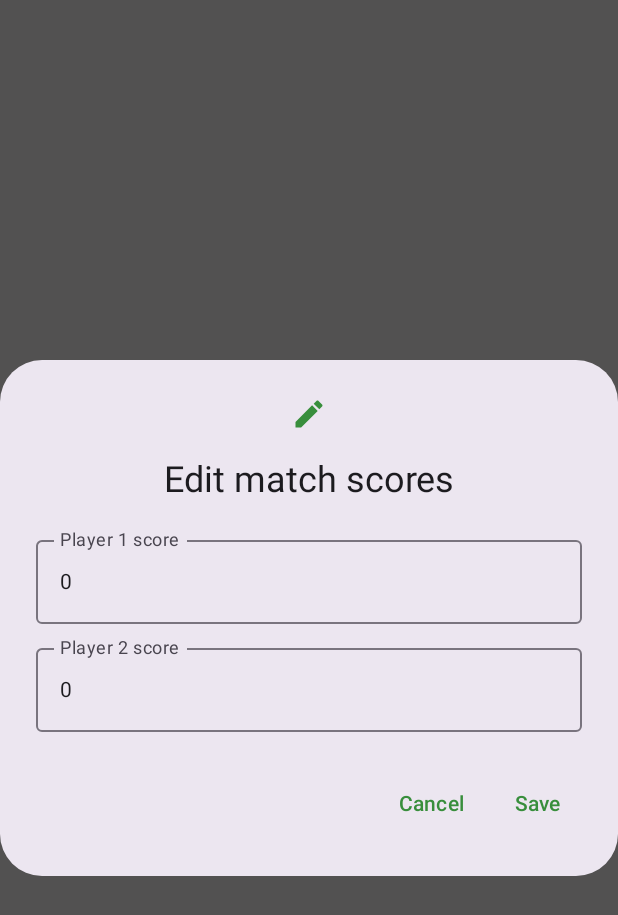
After one commit to dvalcken/BiljartAndroid, an Android app built with Jetpack Compose: the composable EditMatchScoreDialog called with empty values, on a phone screen of 412 x 824 dp. The commit adds this screen. Shown: the top 915 px of the screen. Run offline under Robolectric (Android 15) with nearby library versions, the phone set to English and light mode, and no system bars; our stand-ins replace Room's generated code; libraries missing offline, so code that uses them is left out: com.jakewharton.retrofit2; network calls fail.

Commit message:
Edit match score functionality OK

```diff
--- a/app/src/main/java/com/example/biljart/ui/BilliardApp.kt
+++ b/app/src/main/java/com/example/biljart/ui/BilliardApp.kt
@@ -34,7 +34,7 @@ import androidx.navigation.compose.currentBackStackEntryAsState
 import androidx.navigation.compose.rememberNavController
 import com.example.biljart.Destinations
 import com.example.biljart.R
-import com.example.biljart.ui.matchcomponents.MatchOverviewScreen
+import com.example.biljart.ui.matchoverviewcomponents.MatchOverviewScreen
 import com.example.biljart.ui.playingdaycomponents.PlayingdayOverview
 import com.example.biljart.ui.rankingcomponents.RankingOverview
 import com.example.biljart.ui.theme.BilliardTheme
--- /dev/null
+++ b/app/src/main/java/com/example/biljart/ui/matcheditcomponents/EditMatchScoreDialog.kt
@@ -0,0 +1,85 @@
+package com.example.biljart.ui.matcheditcomponents
+
+import androidx.compose.foundation.layout.Column
+import androidx.compose.foundation.layout.Spacer
+import androidx.compose.foundation.layout.fillMaxWidth
+import androidx.compose.foundation.layout.height
+import androidx.compose.material.icons.Icons
+import androidx.compose.material.icons.filled.Edit
+import androidx.compose.material3.AlertDialog
+import androidx.compose.material3.Icon
+import androidx.compose.material3.MaterialTheme
+import androidx.compose.material3.OutlinedTextField
+import androidx.compose.material3.Text
+import androidx.compose.material3.TextButton
+import androidx.compose.runtime.Composable
+import androidx.compose.runtime.getValue
+import androidx.compose.runtime.mutableIntStateOf
+import androidx.compose.runtime.remember
+import androidx.compose.runtime.setValue
+import androidx.compose.ui.Modifier
+import androidx.compose.ui.platform.LocalContext
+import androidx.compose.ui.res.dimensionResource
+import androidx.compose.ui.res.stringResource
+import androidx.lifecycle.viewmodel.compose.viewModel
+import com.example.biljart.BiljartApplication
+import com.example.biljart.R
+
+@Composable
+fun EditMatchScoreDialog(
+    matchId: Int,
+//    matchRepository: MatchRepository,
+    onDismiss: () -> Unit,
+    modifier: Modifier = Modifier,
+) {
+    val appContainer = LocalContext.current.applicationContext as BiljartApplication
+    val editMatchScoreViewModel: EditMatchScoreViewModel = viewModel(
+        factory = EditMatchScoreViewModel.provideFactory(appContainer.appContainer, matchId),
+    )
+
+    var player1Score: Int by remember { mutableIntStateOf(0) }
+    var player2Score: Int by remember { mutableIntStateOf(0) }
+
+    AlertDialog(
+        // This is a Material M3 AlertDialog: https://developer.android.com/develop/ui/compose/components/dialog
+        icon = {
+            Icon(
+                Icons.Default.Edit,
+                contentDescription = stringResource(R.string.edit_match_scores),
+                tint = MaterialTheme.colorScheme.primary,
+            )
+        },
+        title = { Text(text = stringResource(R.string.edit_match_scores)) },
+        text = {
+            Column {
+                OutlinedTextField(
+                    value = player1Score.toString(),
+                    onValueChange = { player1Score = it.toIntOrNull() ?: 0 },
+                    label = { Text("Player 1 score") },
+                    modifier = Modifier.fillMaxWidth(),
+                )
+                Spacer(modifier = Modifier.height(dimensionResource(id = R.dimen.spacer_small)))
+                OutlinedTextField(
+                    value = player2Score.toString(),
+                    onValueChange = { player2Score = it.toIntOrNull() ?: 0 },
+                    label = { Text("Player 2 score") },
+                    modifier = Modifier.fillMaxWidth(),
+                )
+            }
+        },
+        onDismissRequest = onDismiss,
+        confirmButton = {
+            TextButton(onClick = {
+                editMatchScoreViewModel.updateScores(player1Score, player2Score)
+                onDismiss()
+            }) {
+                Text("Save")
+            }
+        },
+        dismissButton = {
+            TextButton(onClick = onDismiss) {
+                Text("Cancel")
+            }
+        },
+    )
+}
--- /dev/null
+++ b/app/src/main/java/com/example/biljart/ui/matcheditcomponents/EditMatchScoreViewModel.kt
@@ -0,0 +1,60 @@
+package com.example.biljart.ui.matcheditcomponents
+
+import androidx.compose.runtime.getValue
+import androidx.compose.runtime.mutableIntStateOf
+import androidx.compose.runtime.setValue
+import androidx.lifecycle.LiveData
+import androidx.lifecycle.MutableLiveData
+import androidx.lifecycle.ViewModel
+import androidx.lifecycle.ViewModelProvider
+import androidx.lifecycle.viewModelScope
+import com.example.biljart.data.AppContainer
+import com.example.biljart.data.MatchRepository
+import kotlinx.coroutines.launch
+
+class EditMatchScoreViewModel(
+    private val matchRepository: MatchRepository,
+    private val matchId: Int,
+) : ViewModel() {
+
+    var player1FramesWon: Int by mutableIntStateOf(0)
+        private set
+
+    var player2FramesWon: Int by mutableIntStateOf(0)
+        private set
+
+    private val _toastMessage = MutableLiveData<String?>()
+    val toastMessage: LiveData<String?> = _toastMessage
+
+    fun updateScores(player1FramesWon: Int, player2FramesWon: Int) {
+        viewModelScope.launch {
+            try {
+                matchRepository.updateMatchScores(matchId, player1FramesWon, player2FramesWon)
+                _toastMessage.postValue("Match score updated successfully")
+            } catch (e: Exception) {
+                _toastMessage.postValue("Error updating the match score...")
+            }
+        }
+    }
+
+    fun clearToastMessage() {
+        _toastMessage.value = null
+    }
+    companion object {
+        // Same setup as in MatchOverviewViewModel, because matchId is passed as a parameter
+        fun provideFactory(
+            appContainer: AppContainer,
+            matchId: Int,
+        ): ViewModelProvider.Factory {
+            return object : ViewModelProvider.Factory {
+                override fun <T : ViewModel> create(modelClass: Class<T>): T {
+                    if (modelClass.isAssignableFrom(EditMatchScoreViewModel::class.java)) {
+                        @Suppress("UNCHECKED_CAST")
+                        return EditMatchScoreViewModel(appContainer.matchRepository, matchId) as T
+                    }
+                    throw IllegalArgumentException("Unknown ViewModel class")
+                }
+            }
+        }
+    }
+}
--- a/app/src/main/java/com/example/biljart/ui/matchcomponents/MatchOverviewApiState.kt
+++ b/app/src/main/java/com/example/biljart/ui/matchoverviewcomponents/MatchOverviewApiState.kt
@@ -1,4 +1,4 @@
-package com.example.biljart.ui.matchcomponents
+package com.example.biljart.ui.matchoverviewcomponents
 
 sealed interface MatchOverviewApiState {
     object Error : MatchOverviewApiState
--- a/app/src/main/java/com/example/biljart/ui/matchcomponents/MatchOverviewScreen.kt
+++ b/app/src/main/java/com/example/biljart/ui/matchoverviewcomponents/MatchOverviewScreen.kt
@@ -1,4 +1,4 @@
-package com.example.biljart.ui.matchcomponents
+package com.example.biljart.ui.matchoverviewcomponents
 
 import android.widget.Toast
 import androidx.compose.foundation.layout.Box
@@ -85,7 +85,7 @@ fun MatchOverviewScreen(
                                     player2 = match.player2.name,
                                     player1FramesWon = match.player1FramesWon,
                                     player2FramesWon = match.player2FramesWon,
-                                    onEditClick = { /* TODO open edit dialog */ },
+//                                    onEditClick = { /* TODO open edit dialog */ },
                                 )
                             }
                         }
--- a/app/src/main/java/com/example/biljart/ui/matchcomponents/MatchOverviewState.kt
+++ b/app/src/main/java/com/example/biljart/ui/matchoverviewcomponents/MatchOverviewState.kt
@@ -1,4 +1,4 @@
-package com.example.biljart.ui.matchcomponents
+package com.example.biljart.ui.matchoverviewcomponents
 
 class MatchOverviewState {
     val scrollActionIdx: Int = 0
--- a/app/src/main/java/com/example/biljart/ui/matchcomponents/MatchOverviewViewModel.kt
+++ b/app/src/main/java/com/example/biljart/ui/matchoverviewcomponents/MatchOverviewViewModel.kt
@@ -1,4 +1,4 @@
-package com.example.biljart.ui.matchcomponents
+package com.example.biljart.ui.matchoverviewcomponents
 
 import android.util.Log
 import androidx.compose.runtime.getValue
@@ -40,8 +40,6 @@ class MatchOverviewViewModel(
         getRepoMatches(playingdayId)
     }
 
-    // public instead of private, because it is called from the composable MatchOverview to pass the playingdayId
-    // TODO back to private after passing playingdayId to the ViewModel factory
     private fun getRepoMatches(playingdayId: Int) {
         matchApiState = MatchOverviewApiState.Loading
 
--- a/app/src/main/res/values/dimens.xml
+++ b/app/src/main/res/values/dimens.xml
@@ -8,4 +8,5 @@
     <dimen name="cornerradius_small">4dp</dimen>
     <dimen name="elevation_small">4dp</dimen>
     <dimen name="icon_medium">24dp</dimen>
+    <dimen name="spacer_small">8dp</dimen>
 </resources>
--- a/app/src/main/res/values/strings.xml
+++ b/app/src/main/res/values/strings.xml
@@ -31,5 +31,6 @@
     <string name="player1_vs_player2_match_not_yet_played">%1$s vs %2$s\n(Match not yet played)</string>
     <string name="edit_match">Edit match</string>
     <string name="match">Match: %1$s</string>
+    <string name="edit_match_scores">Edit match scores</string>
 
 </resources>
```
Also changed, not shown: app/src/main/java/com/example/biljart/ui/matchoverviewcomponents/MatchItem.kt (renamed from app/src/main/java/com/example/biljart/ui/matchcomponents/MatchItem.kt, +19 -4 lines).
